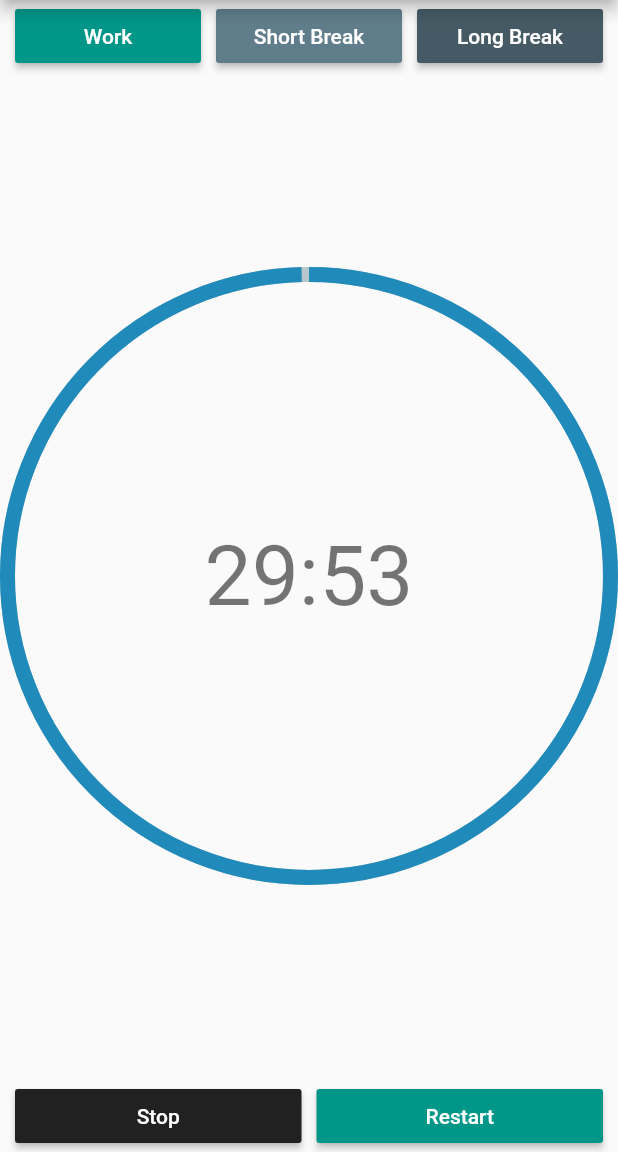
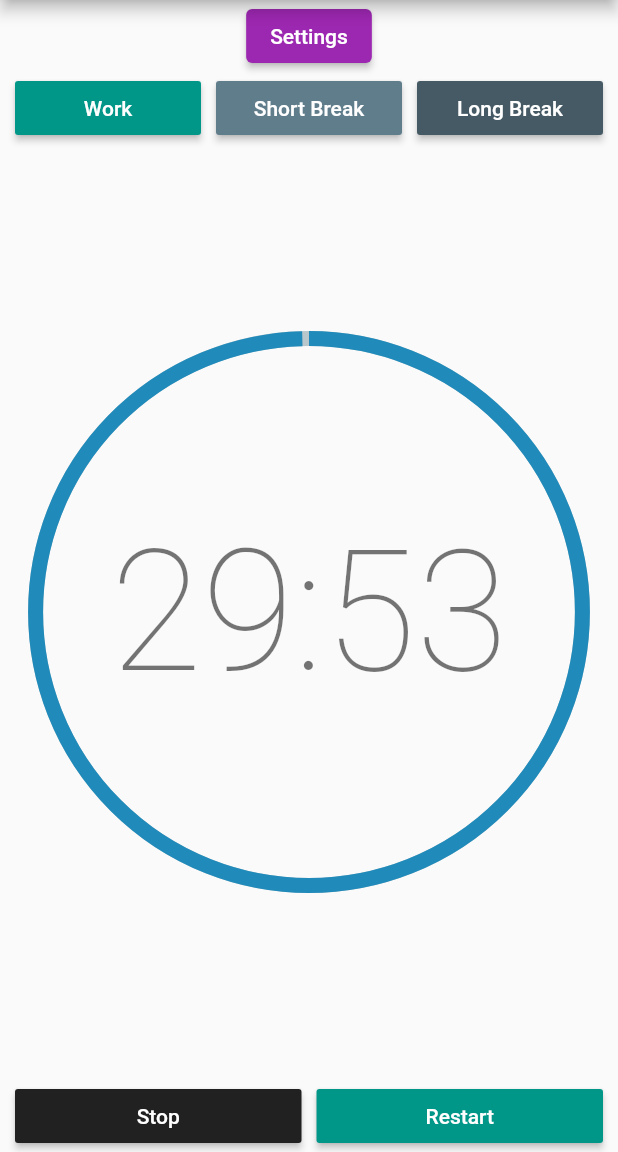
Before and after one commit to Arceen/book_fp_worktimer, a Flutter app: the screen it shows after launch, on a phone screen of 412 x 824 dp, the part 84-1236 px from its top. Run offline on Flutter 3.47's test engine with Material 2 defaults, Android fonts, the phone set to English and light mode, and no system bars; drawn by our look-alikes of percent_indicator.

```diff
--- a/lib/main.dart
+++ b/lib/main.dart
@@ -1,3 +1,5 @@
+import 'dart:math';
+
 import 'package:flutter/material.dart';
 import 'package:percent_indicator/percent_indicator.dart';
 import 'package:productivity_timer/settings.dart';
@@ -49,6 +51,7 @@ class MyApp extends StatelessWidget {
         child: Text('Settings'),
       ),
     );
+    BuildContext ctx = context;
     return MaterialApp(
       debugShowCheckedModeBanner: false,
       title: 'My Work Timer',
@@ -65,7 +68,8 @@ class MyApp extends StatelessWidget {
               itemBuilder: (context) => menuItems.toList(),
               onSelected: (s) {
                 if (s == 'Settings') {
-                  goToSettings(context);
+                  Navigator.of(ctx).push(MaterialPageRoute(
+                      builder: (context) => SettingsScreen()));
                 }
               },
             ),
@@ -73,9 +77,13 @@ class MyApp extends StatelessWidget {
         ),
         body: LayoutBuilder(builder: (context, constraints) {
           final double availableWidth = constraints.maxWidth;
-
+          final double availableHeight = constraints.maxHeight;
           return Column(
             children: [
+              ElevatedButton(
+                  onPressed: () => Navigator.of(context).push(MaterialPageRoute(
+                      builder: (context) => SettingsScreen())),
+                  child: Text("Settings")),
               Row(
                 children: [
                   Padding(
@@ -122,11 +130,15 @@ class MyApp extends StatelessWidget {
                         ? TimerModel('00:00', 1)
                         : snapshot.data as TimerModel;
                     return CircularPercentIndicator(
-                      radius: availableWidth / 2,
+                      radius: min(availableHeight / 1.2, availableWidth) / 2.2,
                       lineWidth: 10.0,
                       percent: timer.percent,
                       center: Text(timer.time,
-                          style: Theme.of(context).textTheme.displayMedium),
+                          style: (availableWidth > 350)
+                              ? Theme.of(context).textTheme.displayLarge
+                              : (availableWidth > 150)
+                                  ? Theme.of(context).textTheme.displayMedium
+                                  : Theme.of(context).textTheme.displaySmall),
                       progressColor: Color.fromARGB(255, 32, 138, 186),
                     );
                   },
@@ -168,8 +180,8 @@ class MyApp extends StatelessWidget {
 }
 
 void goToSettings(BuildContext context) {
-  Navigator.push(
-      context, MaterialPageRoute(builder: (context) => SettingsScreen()));
+  Navigator.of(context)
+      .push(MaterialPageRoute(builder: (context) => SettingsScreen()));
 }
 
 void emptyMethod() {}
```
Also changed, not shown: lib/settings.dart (+67 -4 lines).
